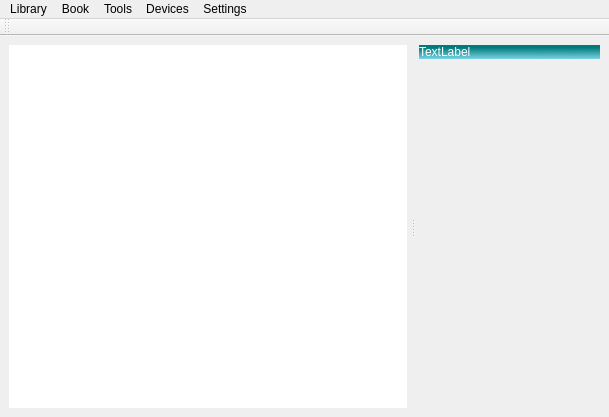
First picture: the form in src/main.ui, repository chrmorais/aranduka, before the edit.
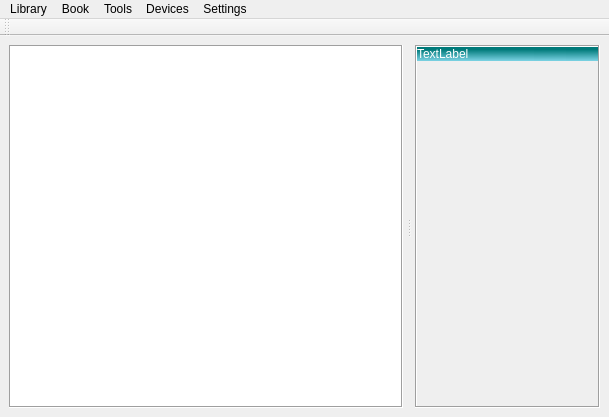
Second picture: the form after the edit. Icons and pictures are not drawn.

Commit message: GUI Fixes: main and pluginconf

Diff of the .ui file:
```diff
--- a/src/main.ui
+++ b/src/main.ui
@@ -59,7 +59,7 @@
  }</string>
        </property>
        <property name="frameShape">
-        <enum>QFrame::NoFrame</enum>
+        <enum>QFrame::Box</enum>
        </property>
        <property name="verticalScrollMode">
         <enum>QAbstractItemView::ScrollPerItem</enum>
@@ -82,11 +82,20 @@
         </property>
        </column>
       </widget>
-      <widget class="QWidget" name="layoutWidget">
+      <widget class="QFrame" name="frame">
+       <property name="frameShape">
+        <enum>QFrame::Box</enum>
+       </property>
+       <property name="frameShadow">
+        <enum>QFrame::Sunken</enum>
+       </property>
        <layout class="QVBoxLayout" name="verticalLayout_2">
         <property name="spacing">
          <number>0</number>
         </property>
+        <property name="margin">
+         <number>0</number>
+        </property>
         <item>
          <layout class="QHBoxLayout" name="horizontalLayout_2">
           <property name="spacing">
@@ -204,8 +213,8 @@
                 <rect>
                  <x>0</x>
                  <y>0</y>
-                 <width>229</width>
-                 <height>337</height>
+                 <width>268</width>
+                 <height>326</height>
                 </rect>
                </property>
               </widget>
```
Left out of the diff: 3 changed lines with no effect on the pictures. The commit also changes 3 other files.
